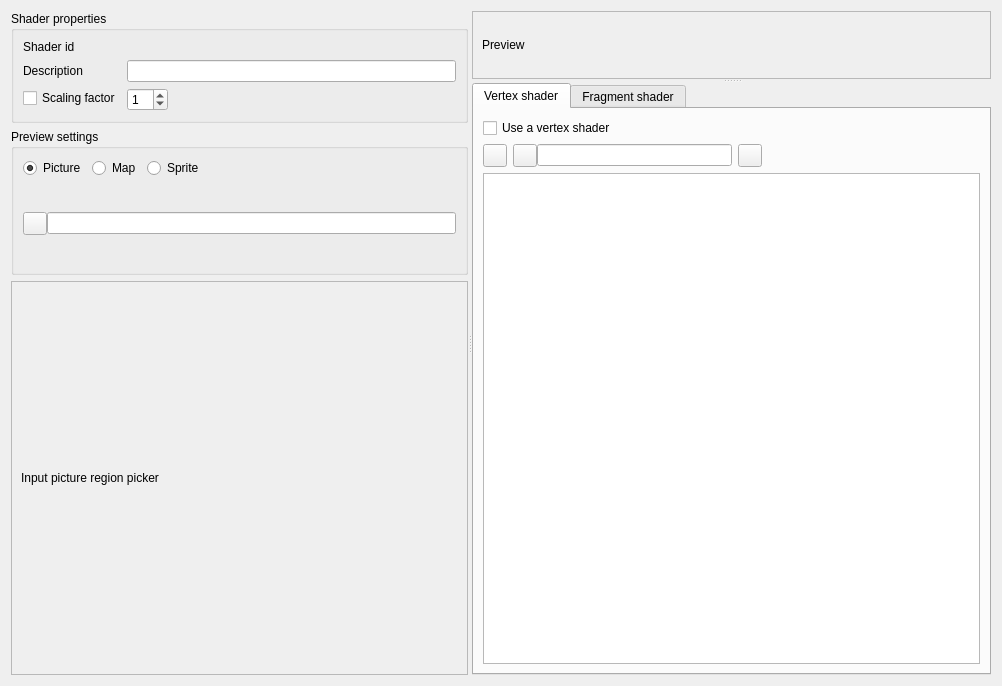
First picture: the form in src/widgets/shader_editor.ui, repository Kangie/solarus, before the edit.
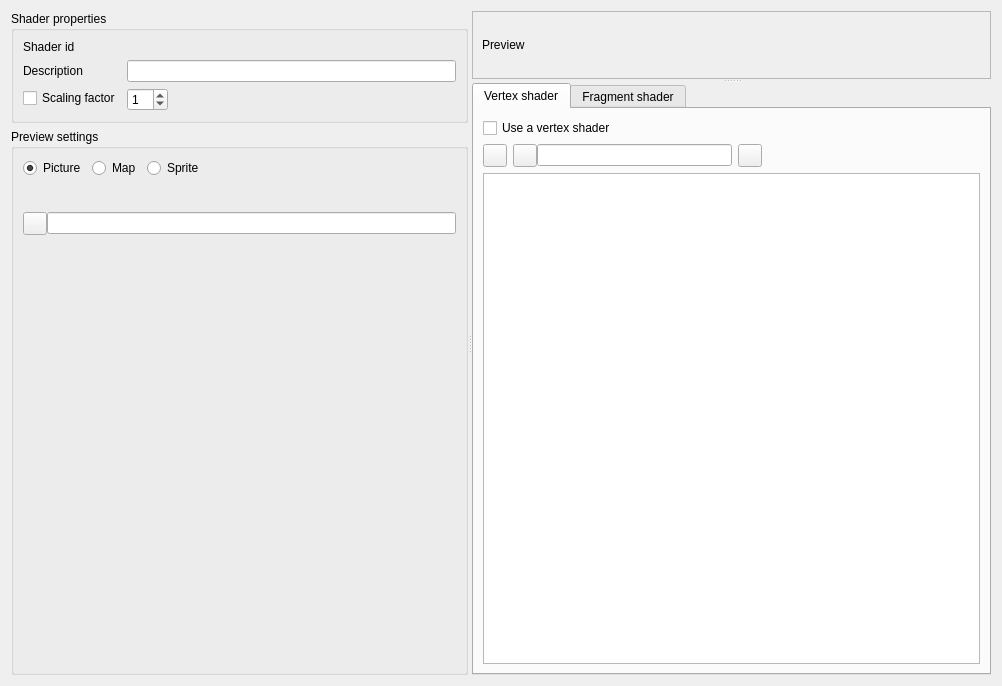
Second picture: the form after the edit. Icons and pictures are not drawn. Custom widgets are drawn as their Qt base class.

Commit message: Remove placeholder for input image region picker

What changed in the file:
```diff
--- a/src/widgets/shader_editor.ui
+++ b/src/widgets/shader_editor.ui
@@ -326,30 +326,18 @@
             </widget>
            </widget>
           </item>
-         </layout>
-        </widget>
-       </item>
-       <item>
-        <widget class="QFrame" name="input_region_picker_frame">
-         <property name="sizePolicy">
-          <sizepolicy hsizetype="Expanding" vsizetype="Expanding">
-           <horstretch>0</horstretch>
-           <verstretch>0</verstretch>
-          </sizepolicy>
-         </property>
-         <property name="frameShape">
-          <enum>QFrame::StyledPanel</enum>
-         </property>
-         <property name="frameShadow">
-          <enum>QFrame::Raised</enum>
-         </property>
-         <layout class="QVBoxLayout" name="verticalLayout_4">
           <item>
-           <widget class="QLabel" name="input_region_picker_label">
-            <property name="text">
-             <string>Input picture region picker</string>
+           <spacer name="verticalSpacer">
+            <property name="orientation">
+             <enum>Qt::Vertical</enum>
             </property>
-           </widget>
+            <property name="sizeHint" stdset="0">
+             <size>
+              <width>20</width>
+              <height>40</height>
+             </size>
+            </property>
+           </spacer>
           </item>
          </layout>
         </widget>
```
Left out of the diff: 1 changed line with no effect on the pictures.
